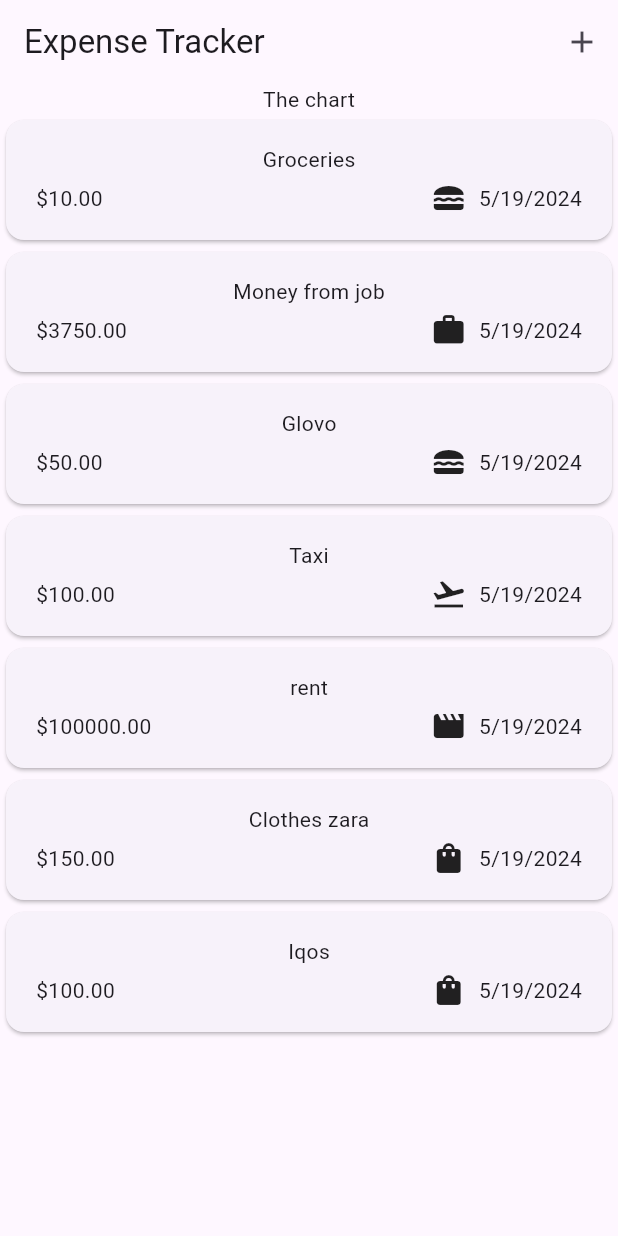
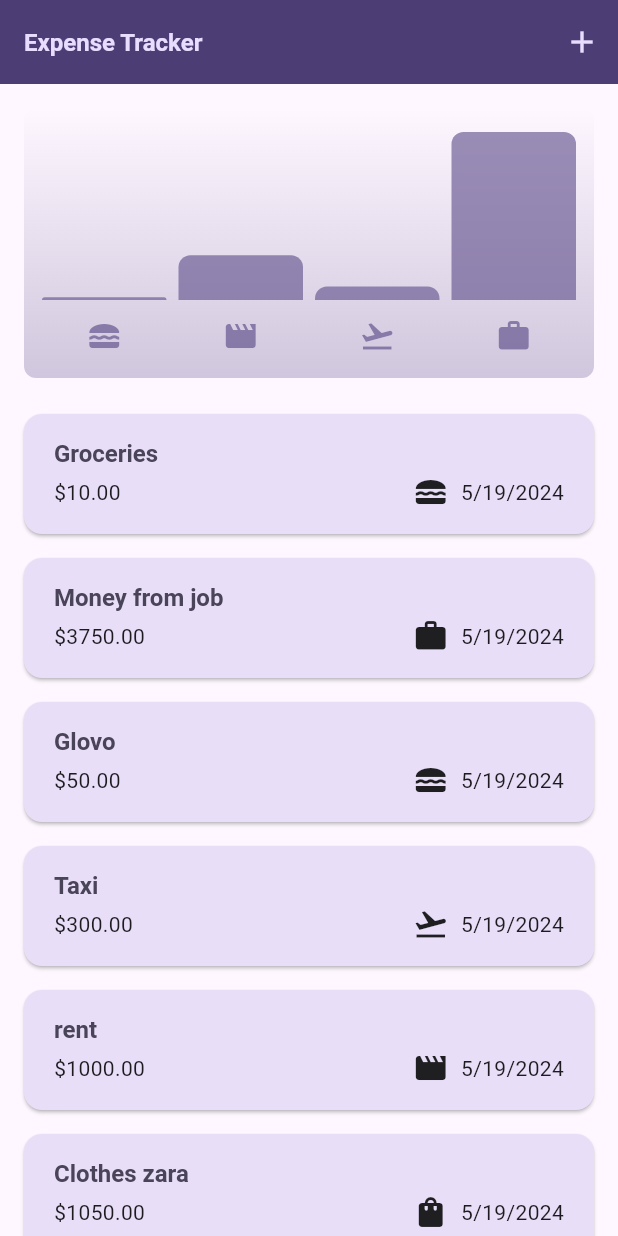
Before and after one commit to PhBouzid/expense_tracking, a Flutter app: the screen it shows after launch, on a phone screen of 412 x 824 dp. Run offline on Flutter 3.47's test engine with Material 3 defaults, Android fonts, the phone set to English and light mode, and no system bars.

Commit message:
commit before changing

```diff
--- a/lib/models/expense.dart
+++ b/lib/models/expense.dart
@@ -39,3 +39,23 @@ class Expense {
     return formatter.format(date);
   }
 }
+
+class ExpenseBucket {
+  const ExpenseBucket({required this.category, required this.expenses});
+
+  ExpenseBucket.forCategory(List<Expense> allExpenses, this.category)
+      : expenses = allExpenses.where((ex) => ex.category == category).toList();
+
+  final Category category;
+  final List<Expense> expenses;
+
+  double get TotalExpense {
+    double sum = 0.0;
+
+    for (final expense in expenses) {
+      sum += expense.amount;
+    }
+
+    return sum;
+  }
+}
--- /dev/null
+++ b/lib/widgets/chart/chart.dart
@@ -0,0 +1,95 @@
+import 'package:flutter/material.dart';
+
+import 'package:expense_tracking/widgets/chart/chart_bar.dart';
+import 'package:expense_tracking/models/expense.dart';
+
+class Chart extends StatelessWidget {
+  const Chart({super.key, required this.expenses});
+
+  final List<Expense> expenses;
+
+  List<ExpenseBucket> get buckets {
+    return [
+      ExpenseBucket.forCategory(expenses, Category.Food),
+      ExpenseBucket.forCategory(expenses, Category.Leisure),
+      ExpenseBucket.forCategory(expenses, Category.Travel),
+      ExpenseBucket.forCategory(expenses, Category.Work),
+    ];
+  }
+
+  double get maxTotalExpense {
+    double maxTotalExpense = 0;
+
+    for (final bucket in buckets) {
+      if (bucket.TotalExpense > maxTotalExpense) {
+        maxTotalExpense = bucket.TotalExpense;
+      }
+    }
+
+    return maxTotalExpense;
+  }
+
+  @override
+  Widget build(BuildContext context) {
+    final isDarkMode =
+        MediaQuery.of(context).platformBrightness == Brightness.dark;
+    return Container(
+      margin: const EdgeInsets.all(16),
+      padding: const EdgeInsets.symmetric(
+        vertical: 16,
+        horizontal: 8,
+      ),
+      width: double.infinity,
+      height: 180,
+      decoration: BoxDecoration(
+        borderRadius: BorderRadius.circular(8),
+        gradient: LinearGradient(
+          colors: [
+            Theme.of(context).colorScheme.primary.withOpacity(0.3),
+            Theme.of(context).colorScheme.primary.withOpacity(0.0)
+          ],
+          begin: Alignment.bottomCenter,
+          end: Alignment.topCenter,
+        ),
+      ),
+      child: Column(
+        children: [
+          Expanded(
+            child: Row(
+              crossAxisAlignment: CrossAxisAlignment.end,
+              children: [
+                for (final bucket in buckets) // alternative to map()
+                  ChartBar(
+                    fill: bucket.TotalExpense == 0
+                        ? 0
+                        : bucket.TotalExpense / maxTotalExpense,
+                  )
+              ],
+            ),
+          ),
+          const SizedBox(height: 12),
+          Row(
+            children: buckets
+                .map(
+                  (bucket) => Expanded(
+                    child: Padding(
+                      padding: const EdgeInsets.symmetric(horizontal: 4),
+                      child: Icon(
+                        categoryIcons[bucket.category],
+                        color: isDarkMode
+                            ? Theme.of(context).colorScheme.secondary
+                            : Theme.of(context)
+                                .colorScheme
+                                .primary
+                                .withOpacity(0.7),
+                      ),
+                    ),
+                  ),
+                )
+                .toList(),
+          )
+        ],
+      ),
+    );
+  }
+}
--- /dev/null
+++ b/lib/widgets/chart/chart_bar.dart
@@ -0,0 +1,34 @@
+import 'package:flutter/material.dart';
+
+class ChartBar extends StatelessWidget {
+  const ChartBar({
+    super.key,
+    required this.fill,
+  });
+
+  final double fill;
+
+  @override
+  Widget build(BuildContext context) {
+    final isDarkMode =
+        MediaQuery.of(context).platformBrightness == Brightness.dark;
+    return Expanded(
+      child: Padding(
+        padding: const EdgeInsets.symmetric(horizontal: 4),
+        child: FractionallySizedBox(
+          heightFactor: fill,
+          child: DecoratedBox(
+            decoration: BoxDecoration(
+              shape: BoxShape.rectangle,
+              borderRadius:
+                  const BorderRadius.vertical(top: Radius.circular(8)),
+              color: isDarkMode
+                  ? Theme.of(context).colorScheme.secondary
+                  : Theme.of(context).colorScheme.primary.withOpacity(0.65),
+            ),
+          ),
+        ),
+      ),
+    );
+  }
+}
--- a/lib/widgets/expenses.dart
+++ b/lib/widgets/expenses.dart
@@ -1,6 +1,7 @@
 import 'package:expense_tracking/models/expense.dart';
 import 'package:expense_tracking/widgets/list/expenses_list.dart';
-import 'package:expense_tracking/widgets/nex_expense.dart';
+import 'package:expense_tracking/widgets/new_expense.dart';
+import 'package:expense_tracking/widgets/chart/chart.dart';
 import 'package:flutter/material.dart';
 
 class Expenses extends StatefulWidget {
@@ -13,13 +14,7 @@ class Expenses extends StatefulWidget {
 }
 
 class _ExpenseState extends State<Expenses> {
-  void _openAddExpenseDialog() {
-    showModalBottomSheet(context: context, builder: (ctx) => NewExpense());
-  }
-
-  @override
-  Widget build(BuildContext context) {
-    List<Expense> _registered_expenses = [
+  final List<Expense> _registered_expenses = [
     Expense(
         title: 'Groceries',
         amount: 10.00,
@@ -37,17 +32,17 @@ class _ExpenseState extends State<Expenses> {
         category: Category.Food),
     Expense(
         title: 'Taxi',
-          amount: 100.00,
+        amount: 300.00,
         date: DateTime.now(),
         category: Category.Travel),
     Expense(
         title: 'rent',
-          amount: 100000.00,
+        amount: 1000.00,
         date: DateTime.now(),
         category: Category.Leisure),
     Expense(
         title: 'Clothes zara',
-          amount: 150.00,
+        amount: 1050.00,
         date: DateTime.now(),
         category: Category.Shopping),
     Expense(
@@ -56,6 +51,59 @@ class _ExpenseState extends State<Expenses> {
         date: DateTime.now(),
         category: Category.Shopping),
   ];
+
+  void _addExpense(Expense expense) {
+    setState(() {
+      _registered_expenses.add(expense);
+    });
+  }
+
+  void _removeExpense(Expense expense) {
+    final expenseIndex = _registered_expenses.indexOf(expense);
+    setState(() {
+      _registered_expenses.remove(expense);
+    });
+    ScaffoldMessenger.of(context).clearSnackBars();
+    ScaffoldMessenger.of(context).showSnackBar(
+      SnackBar(
+        duration: const Duration(seconds: 3),
+        content: const Text("expense deleted"),
+        action: SnackBarAction(
+          label: 'Undo',
+          onPressed: () {
+            setState(() {
+              _registered_expenses.insert(expenseIndex, expense);
+            });
+          },
+        ),
+      ),
+    );
+  }
+
+  void _openAddExpenseDialog() {
+    showModalBottomSheet(
+      useSafeArea: true,
+      isScrollControlled: true,
+      context: context,
+      builder: (ctx) => NewExpense(onAddExpense: _addExpense),
+    );
+  }
+
+  @override
+  Widget build(BuildContext context) {
+    final width = MediaQuery.of(context).size.width;
+    final isLandscape = width > 600;
+
+    Widget mainContent = const Center(
+      child: Text("No expenses found, start adding some"),
+    );
+
+    if (_registered_expenses.isNotEmpty) {
+      mainContent = ExpensesList(
+        expenses: _registered_expenses,
+        onRemoveExpense: _removeExpense,
+      );
+    }
     return Scaffold(
       appBar: AppBar(title: const Text('Expense Tracker'), actions: [
         IconButton(
@@ -63,11 +111,25 @@ class _ExpenseState extends State<Expenses> {
           onPressed: _openAddExpenseDialog,
         )
       ]),
-        body: Column(
+      body: !isLandscape
+          ? Column(
               children: [
-            const Text('The chart'),
-            Expanded(child: ExpensesList(expenses: _registered_expenses))
+                Chart(expenses: _registered_expenses),
+                Expanded(
+                  child: mainContent,
+                )
               ],
-        ));
+            )
+          : Row(
+              children: [
+                Expanded(
+                  child: Chart(expenses: _registered_expenses),
+                ),
+                Expanded(
+                  child: mainContent,
+                )
+              ],
+            ),
+    );
   }
 }
--- a/lib/widgets/list/expense_item.dart
+++ b/lib/widgets/list/expense_item.dart
@@ -16,8 +16,10 @@ class ExpenseItem extends StatelessWidget {
             vertical: 16,
           ),
           child: Column(
+            crossAxisAlignment: CrossAxisAlignment.start,
             children: [
-              Text(expense.title),
+              Text(expense.title,
+                  style: Theme.of(context).textTheme.titleLarge),
               const SizedBox(
                 height: 4,
               ),
--- a/lib/widgets/list/expenses_list.dart
+++ b/lib/widgets/list/expenses_list.dart
@@ -6,12 +6,27 @@ import 'package:expense_tracking/models/expense.dart';
 class ExpensesList extends StatelessWidget {
   final List<Expense> expenses;
 
-  const ExpensesList({super.key, required this.expenses});
+  const ExpensesList(
+      {super.key, required this.expenses, required this.onRemoveExpense});
+  final Function(Expense expense) onRemoveExpense;
 
   @override
   Widget build(BuildContext context) {
     return ListView.builder(
-        itemCount: expenses.length,
-        itemBuilder: (context, index) => ExpenseItem(expenses[index]));
+      itemCount: expenses.length,
+      itemBuilder: (context, index) => Dismissible(
+        direction: DismissDirection.endToStart,
+        background: Container(
+          color: Theme.of(context).colorScheme.error,
+          margin: EdgeInsets.symmetric(
+              horizontal: Theme.of(context).cardTheme.margin!.horizontal),
+        ),
+        onDismissed: (direction) {
+          onRemoveExpense(expenses[index]);
+        },
+        key: ValueKey(expenses[index]),
+        child: ExpenseItem(expenses[index]),
+      ),
+    );
   }
 }
```
Also changed, not shown: lib/main.dart (+59 -1 lines), lib/widgets/new_expense.dart (added, +253 -0 lines), lib/widgets/nex_expense.dart (deleted, +0 -101 lines). Lines whose indentation alone changed are shown as unchanged.
